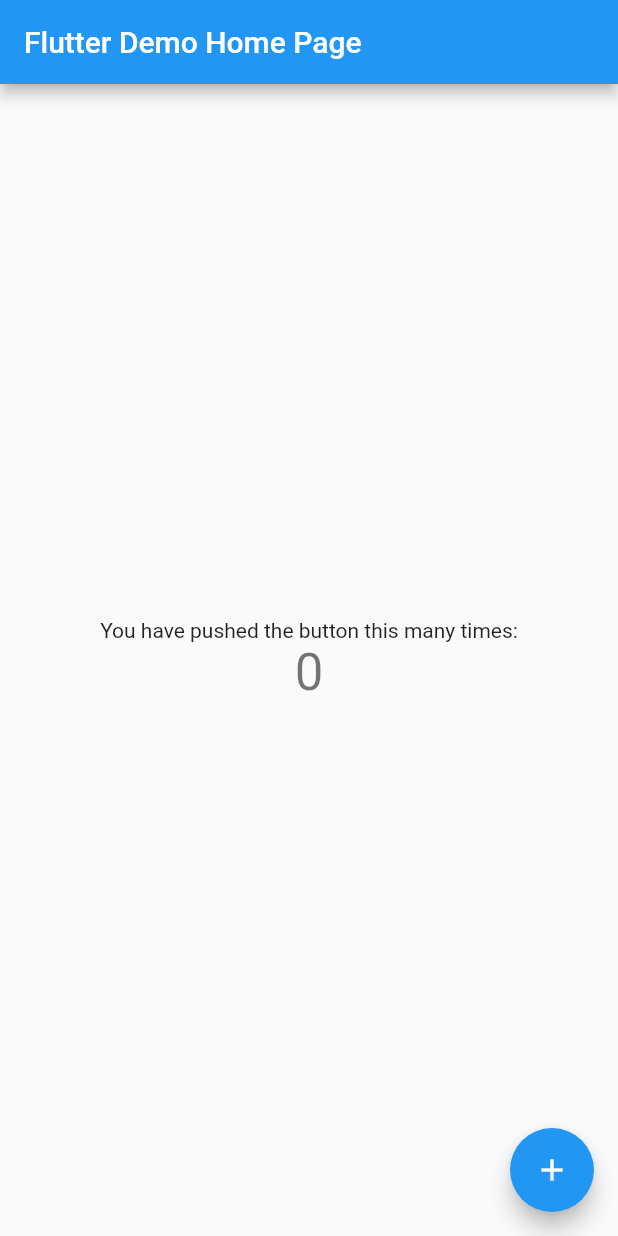
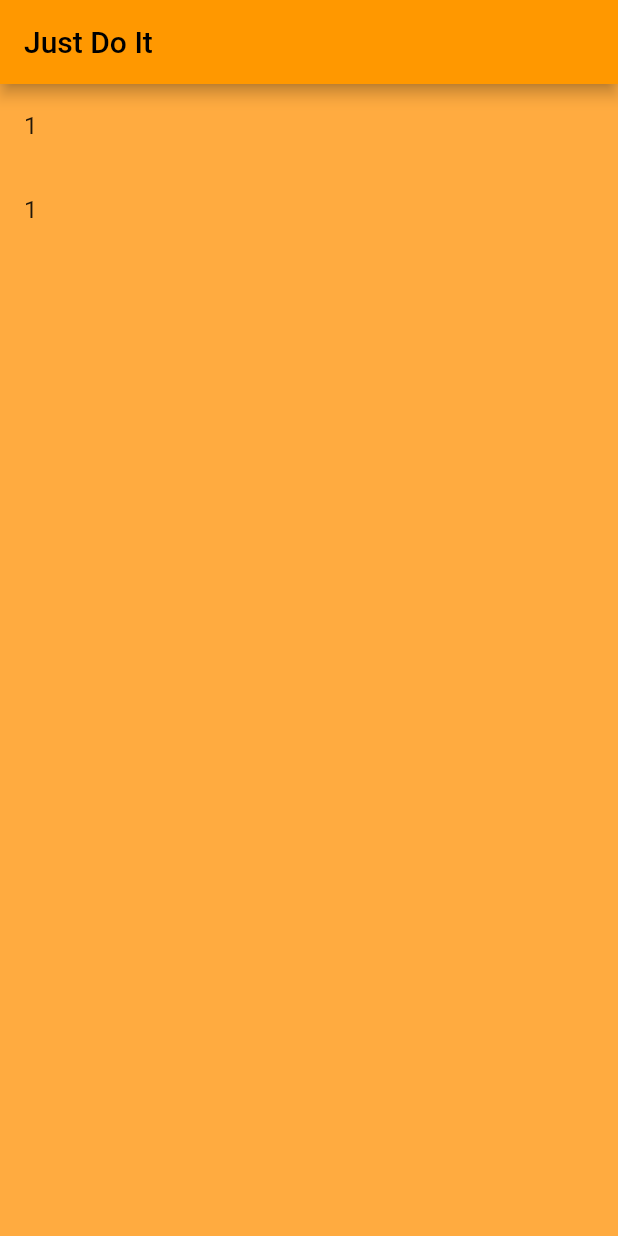
Before and after one commit to BushuevMaximFIT-211/ToDo-List, a Flutter app: the screen it shows after launch, on a phone screen of 412 x 824 dp. Run offline on Flutter 3.47's test engine with Material 2 defaults, Android fonts, the phone set to English and light mode, and no system bars.

Commit message:
create task model and main screen with listview

```diff
--- a/lib/main.dart
+++ b/lib/main.dart
@@ -1,4 +1,5 @@
 import 'package:flutter/material.dart';
+import 'package:todo_list/screens/task_list_screen.dart';
 
 void main() {
   runApp(const MyApp());
@@ -13,103 +14,10 @@ class MyApp extends StatelessWidget {
     return MaterialApp(
       title: 'Flutter Demo',
       theme: ThemeData(
-        // This is the theme of your application.
-        //
-        // Try running your application with "flutter run". You'll see the
-        // application has a blue toolbar. Then, without quitting the app, try
-        // changing the primarySwatch below to Colors.green and then invoke
-        // "hot reload" (press "r" in the console where you ran "flutter run",
-        // or simply save your changes to "hot reload" in a Flutter IDE).
-        // Notice that the counter didn't reset back to zero; the application
-        // is not restarted.
-        primarySwatch: Colors.blue,
+        primarySwatch: Colors.orange,
+        primaryColor: Colors.orangeAccent
       ),
-      home: const MyHomePage(title: 'Flutter Demo Home Page'),
+      home:  TaskListScreen(),
     );
   }
 }
-
-class MyHomePage extends StatefulWidget {
-  const MyHomePage({super.key, required this.title});
-
-  // This widget is the home page of your application. It is stateful, meaning
-  // that it has a State object (defined below) that contains fields that affect
-  // how it looks.
-
-  // This class is the configuration for the state. It holds the values (in this
-  // case the title) provided by the parent (in this case the App widget) and
-  // used by the build method of the State. Fields in a Widget subclass are
-  // always marked "final".
-
-  final String title;
-
-  @override
-  State<MyHomePage> createState() => _MyHomePageState();
-}
-
-class _MyHomePageState extends State<MyHomePage> {
-  int _counter = 0;
-
-  void _incrementCounter() {
-    setState(() {
-      // This call to setState tells the Flutter framework that something has
-      // changed in this State, which causes it to rerun the build method below
-      // so that the display can reflect the updated values. If we changed
-      // _counter without calling setState(), then the build method would not be
-      // called again, and so nothing would appear to happen.
-      _counter++;
-    });
-  }
-
-  @override
-  Widget build(BuildContext context) {
-    // This method is rerun every time setState is called, for instance as done
-    // by the _incrementCounter method above.
-    //
-    // The Flutter framework has been optimized to make rerunning build methods
-    // fast, so that you can just rebuild anything that needs updating rather
-    // than having to individually change instances of widgets.
-    return Scaffold(
-      appBar: AppBar(
-        // Here we take the value from the MyHomePage object that was created by
-        // the App.build method, and use it to set our appbar title.
-        title: Text(widget.title),
-      ),
-      body: Center(
-        // Center is a layout widget. It takes a single child and positions it
-        // in the middle of the parent.
-        child: Column(
-          // Column is also a layout widget. It takes a list of children and
-          // arranges them vertically. By default, it sizes itself to fit its
-          // children horizontally, and tries to be as tall as its parent.
-          //
-          // Invoke "debug painting" (press "p" in the console, choose the
-          // "Toggle Debug Paint" action from the Flutter Inspector in Android
-          // Studio, or the "Toggle Debug Paint" command in Visual Studio Code)
-          // to see the wireframe for each widget.
-          //
-          // Column has various properties to control how it sizes itself and
-          // how it positions its children. Here we use mainAxisAlignment to
-          // center the children vertically; the main axis here is the vertical
-          // axis because Columns are vertical (the cross axis would be
-          // horizontal).
-          mainAxisAlignment: MainAxisAlignment.center,
-          children: <Widget>[
-            const Text(
-              'You have pushed the button this many times:',
-            ),
-            Text(
-              '$_counter',
-              style: Theme.of(context).textTheme.headlineMedium,
-            ),
-          ],
-        ),
-      ),
-      floatingActionButton: FloatingActionButton(
-        onPressed: _incrementCounter,
-        tooltip: 'Increment',
-        child: const Icon(Icons.add),
-      ), // This trailing comma makes auto-formatting nicer for build methods.
-    );
-  }
-}
--- a/lib/models/task_model.dart
+++ b/lib/models/task_model.dart
@@ -4,9 +4,4 @@ class Task
   final String text;
 
   Task({required this.text});
-
-
-
-
-
 }
--- /dev/null
+++ b/lib/screens/task_list_screen.dart
@@ -0,0 +1,11 @@
+import 'package:flutter/material.dart';
+
+class TaskListScreen extends StatelessWidget {
+   TaskListScreen({super.key});
+  final list = <Widget>[ListTile(title: Text("1")),ListTile(title: Text("1"))];
+  @override
+  Widget build(BuildContext context) {
+    return Scaffold(appBar: AppBar(title: const Text("Just Do It"),), backgroundColor: Theme.of(context).primaryColor,
+    body: ListView(children: list,));
+  }
+}
--- a/pubspec.yaml
+++ b/pubspec.yaml
@@ -35,6 +35,7 @@ dependencies:
   # The following adds the Cupertino Icons font to your application.
   # Use with the CupertinoIcons class for iOS style icons.
   cupertino_icons: ^1.0.2
+  flutter_riverpod: ^2.2.0
 
 dev_dependencies:
   flutter_test:
```
Also changed, not shown: pubspec.lock.
